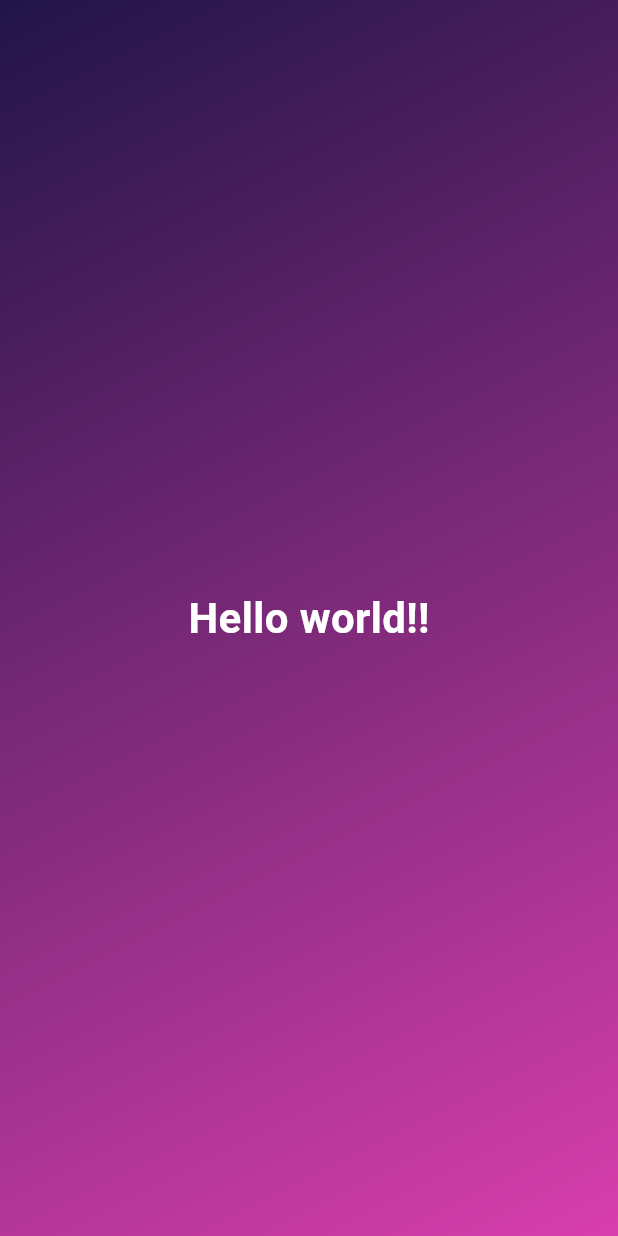
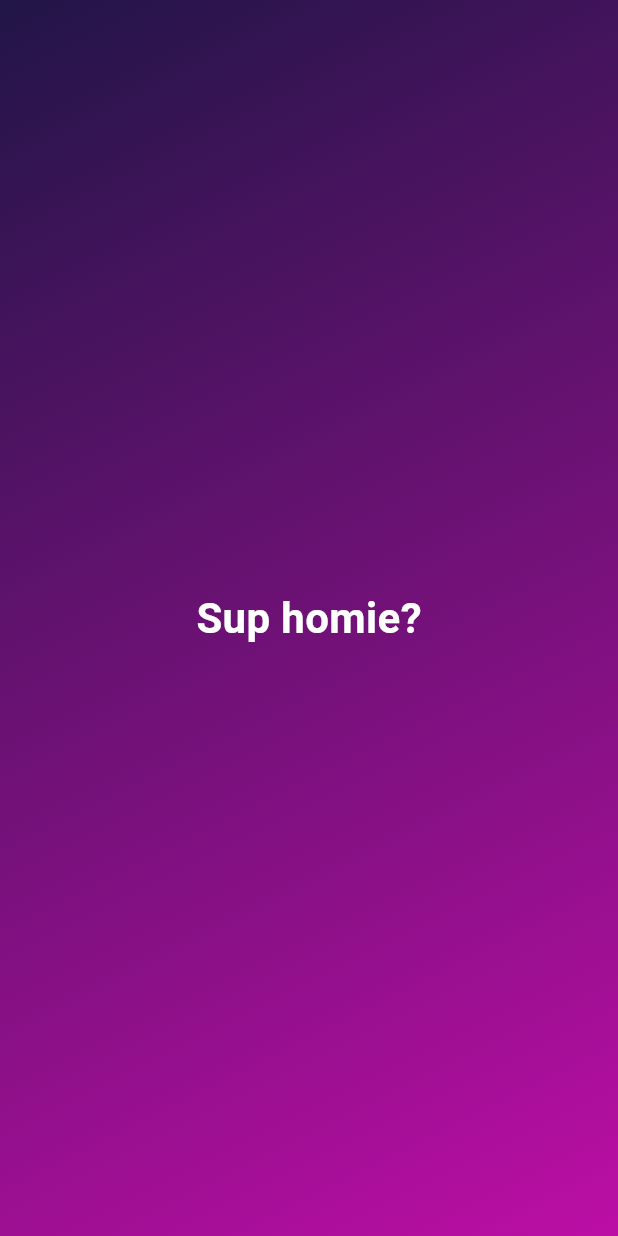
Before and after one commit to jhnnyk/first_flutter_app, a Flutter app: the screen it shows after launch, on a phone screen of 412 x 824 dp. Run offline on Flutter 3.47's test engine with Material 3 defaults, Android fonts, the phone set to English and light mode, and no system bars.

```diff
--- a/lib/gradient_container.dart
+++ b/lib/gradient_container.dart
@@ -5,23 +5,23 @@ const startAlignment = Alignment.topLeft;
 const endAlignment = Alignment.bottomRight;
 
 class GradientContainer extends StatelessWidget {
-  const GradientContainer({super.key});
+  const GradientContainer(this.startColor, this.endColor, {super.key});
+
+  final Color startColor;
+  final Color endColor;
 
   @override
   Widget build(context) {
     return Container(
-      decoration: const BoxDecoration(
+      decoration: BoxDecoration(
         gradient: LinearGradient(
-          colors: [
-            Color.fromARGB(255, 33, 21, 71),
-            Color.fromARGB(255, 216, 62, 172),
-          ],
+          colors: [startColor, endColor],
           begin: startAlignment,
           end: endAlignment,
         ),
       ),
       child: const Center(
-        child: StyledText(),
+        child: StyledText('Sup homie?'),
       ),
     );
   }
--- a/lib/main.dart
+++ b/lib/main.dart
@@ -5,7 +5,10 @@ void main() {
   runApp(
     const MaterialApp(
       home: Scaffold(
-        body: GradientContainer(),
+        body: GradientContainer(
+          Color.fromARGB(255, 33, 21, 71),
+          Color.fromARGB(255, 188, 14, 165),
+        ),
       ),
     ),
   );
--- a/lib/styled_text.dart
+++ b/lib/styled_text.dart
@@ -1,13 +1,15 @@
 import 'package:flutter/material.dart';
 
 class StyledText extends StatelessWidget {
-  const StyledText({super.key});
+  const StyledText(this.text, {super.key});
+
+  final String text;
 
   @override
   Widget build(context) {
-    return const Text(
-      'Hello world!!',
-      style: TextStyle(
+    return Text(
+      text,
+      style: const TextStyle(
         color: Colors.white,
         fontSize: 28,
         fontWeight: FontWeight.bold,
```
